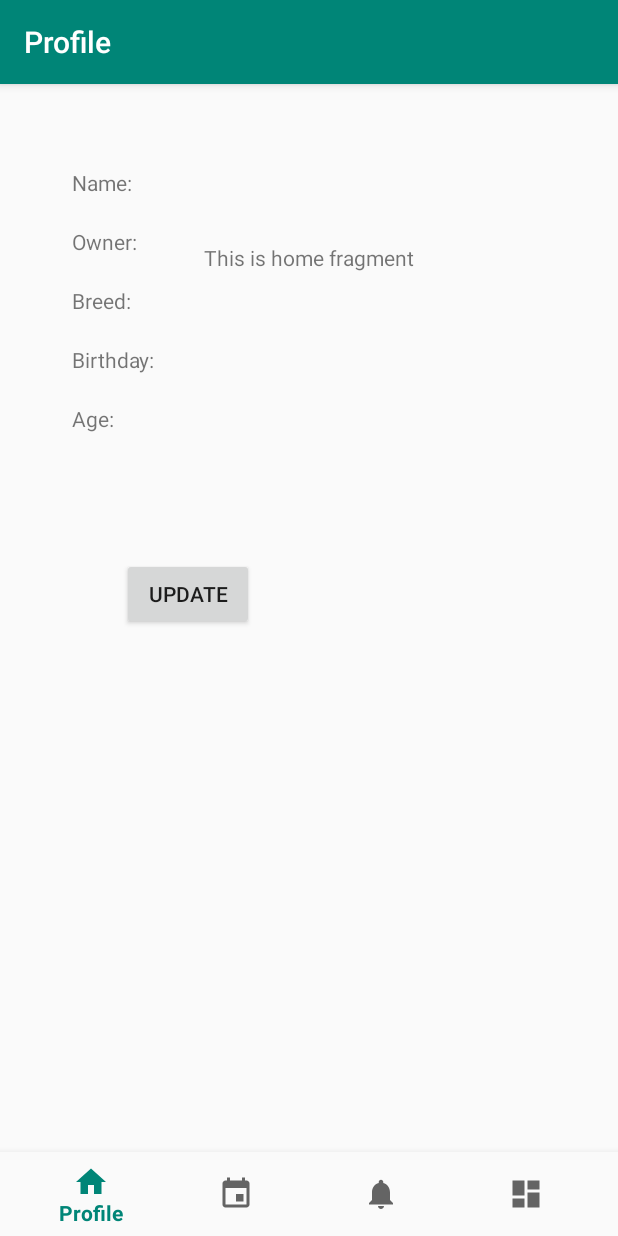
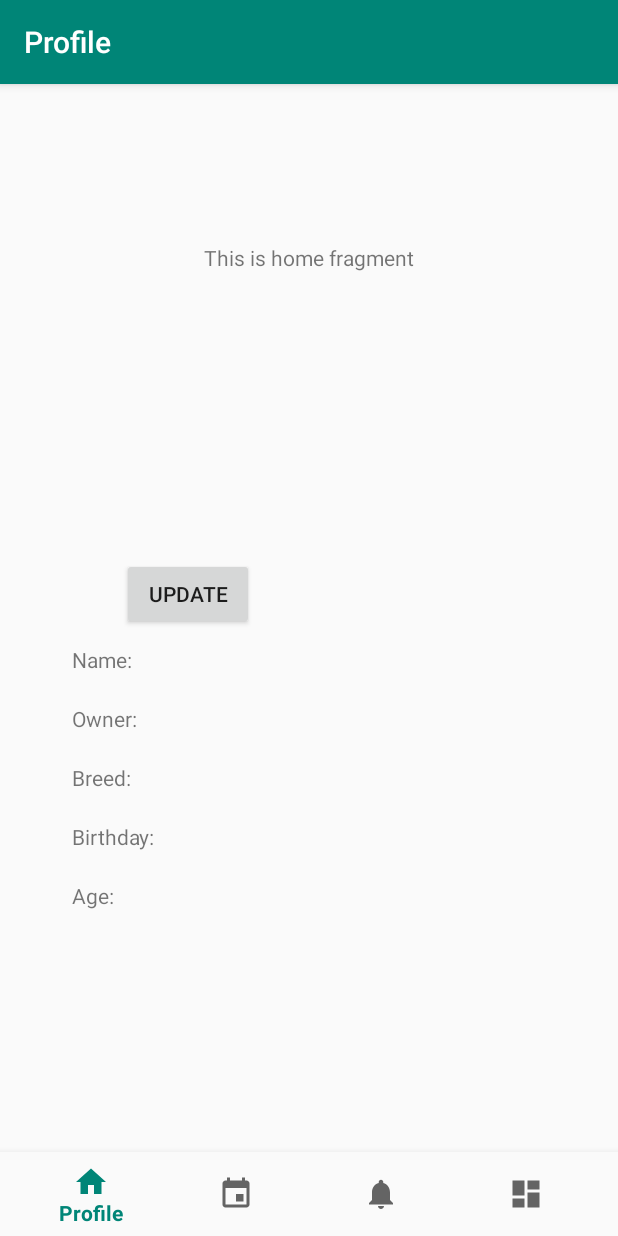
Before and after one commit to gayatri-sapra/3354-jjags, an Android app: the screen it shows after launch (MainActivity), on a phone screen of 412 x 824 dp. Run offline under Robolectric (Android 15) with nearby library versions, the phone set to English and light mode, and no system bars; our stand-ins replace navigation-ui.

Commit message:
fixed constraints on home

```diff
--- a/PetNannyDEV/app/src/main/res/layout/fragment_home.xml
+++ b/PetNannyDEV/app/src/main/res/layout/fragment_home.xml
@@ -45,9 +45,10 @@
         android:layout_height="wrap_content"
         android:layout_marginStart="48dp"
         android:layout_marginLeft="48dp"
+        android:layout_marginTop="10dp"
         android:text="Name: "
         app:layout_constraintStart_toStartOf="parent"
-        tools:layout_editor_absoluteY="333dp" />
+        app:layout_constraintTop_toBottomOf="@+id/button" />
 
     <TextView
         android:id="@+id/textView2"
```
